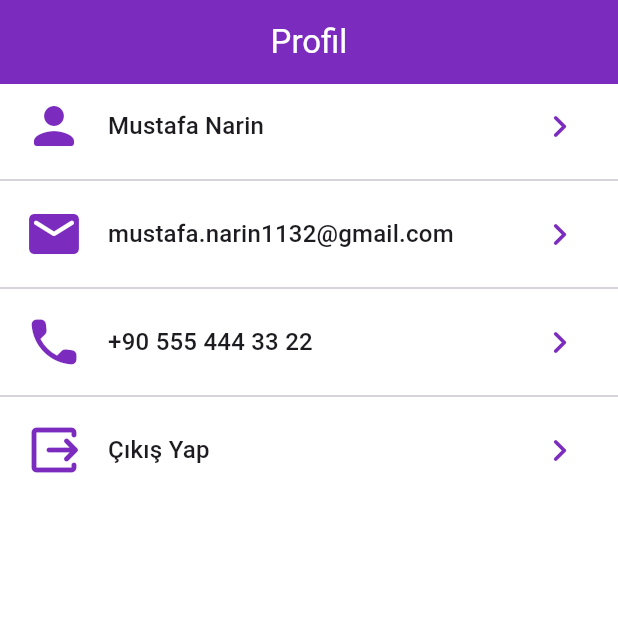
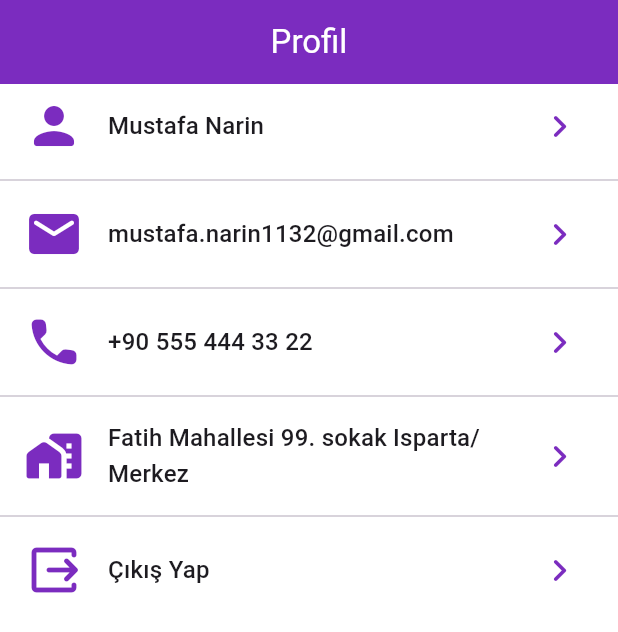
Before and after one commit to lewisVailed/TatlimiGetir, a Flutter app: the ProfilePage screen opened directly, on a phone screen of 412 x 824 dp. Shown: the top 632 px of the screen. Run offline on Flutter 3.47's test engine with Material 3 defaults, Android fonts, the phone set to English and light mode, and no system bars; our stand-ins replace another_carousel_pro, google_fonts.

Commit message:
profile detail completed and the project was organized

```diff
--- a/Flutter/getir_clone_app/lib/data/dessert_model.dart
+++ b/Flutter/getir_clone_app/lib/data/dessert_model.dart
@@ -2,6 +2,7 @@ class Dessert{
   final String name;
   final double price;
   final String imageName;
+  final String sweetshop;
 
-  Dessert({required this.name, required this.price, required this.imageName});
+  Dessert({required this.name, required this.price, required this.imageName,            required this.sweetshop});
 }
--- a/Flutter/getir_clone_app/lib/main.dart
+++ b/Flutter/getir_clone_app/lib/main.dart
@@ -37,7 +37,7 @@ class MyApp extends StatelessWidget {
         colorScheme: ColorScheme.fromSeed(seedColor: Colors.deepPurple),
         useMaterial3: true,
       ),
-      home: const TabView(),
+      home: const LoginPage(),
     );
   }
 }
--- a/Flutter/getir_clone_app/lib/views/profile_page.dart
+++ b/Flutter/getir_clone_app/lib/views/profile_page.dart
@@ -1,4 +1,6 @@
 import 'package:flutter/material.dart';
+import 'package:getir_clone_app/views/log_in_page.dart';
+import 'package:getir_clone_app/views/profile_detail_page.dart';
 
 class ProfilePage extends StatefulWidget {
   const ProfilePage({super.key});
@@ -8,21 +10,53 @@ class ProfilePage extends StatefulWidget {
 }
 
 class _ProfilePageState extends State<ProfilePage> {
+
+  final String name = "Mustafa Narin";
+  final String namePageDetailLabelText = "Ad ve Soyadı";
+  final String namePageDetailAppbarTitle = "İsmi";
+
+  final String email = "mustafa.narin1132@gmail.com";
+  final String emailPageDetailLabelText = "E-posta adresi";
+  final String emailPageDetailAppbarTitle = "E-posta Adresi";
+
+  final String adress = "Fatih Mahallesi 99. sokak Isparta/Merkez";
+  final String adressPageDetailLabelText = "Sipariş adresi";
+  final String adressPageDetailAppbarText = "Sipariş Adresi";
+
   @override
   Widget build(BuildContext context) {
     return Scaffold(
       appBar: AppBar(
         title: const Text("Profil"),
       ),
-      body:  const Column(
+      body:  Column(
         children: [
-          _ListTile(icon: Icons.person_rounded, titleText: "Mustafa Narin"),
-          Divider(),
-          _ListTile(icon: Icons.email_rounded, titleText: "mustafa.narin1132@gmail.com"),
-          Divider(),
-          _ListTile(icon: Icons.phone_rounded, titleText: "+90 555 444 33 22"),
-          Divider(),
-          _ListTile(icon: Icons.output_rounded, titleText: "Çıkış Yap")
+          _ListTile(icon: Icons.person_rounded, titleText: name,
+          onTap: (){
+            Navigator.push(context, MaterialPageRoute(
+              builder: (context) => ProfileDetailPage(
+                tfText: name, labelText: namePageDetailLabelText,
+                 appBarTitle: namePageDetailAppbarTitle,
+              )));
+          },),
+          const Divider(),
+          _ListTile(icon: Icons.email_rounded, titleText: email,onTap: (){
+            Navigator.push(context, MaterialPageRoute(builder: (context) => ProfileDetailPage(tfText: email, labelText: emailPageDetailLabelText,
+            appBarTitle: emailPageDetailAppbarTitle)));
+          },),
+          const Divider(),
+          const _ListTile(icon: Icons.phone_rounded, titleText: "+90 555 444 33 22"),
+          const Divider(),
+          _ListTile(icon: Icons.home_work_rounded, titleText: adress,
+          onTap:(){
+            Navigator.push(context, MaterialPageRoute(builder: (context) => ProfileDetailPage(tfText: adress, labelText: adressPageDetailLabelText,
+            appBarTitle: adressPageDetailAppbarText)));
+          } ,),
+          const Divider(),
+          _ListTile(icon: Icons.output_rounded, titleText: "Çıkış Yap",
+          onTap: (){
+            Navigator.pushAndRemoveUntil(context, MaterialPageRoute(builder: (context) => const LoginPage()), (route) => false);
+          },)
         ],),
     );
   }
```
Also changed, not shown: Flutter/getir_clone_app/lib/views/category detail_page.dart (+33 -17 lines), Flutter/getir_clone_app/lib/views/log_in_page.dart (+8 -4 lines), Flutter/getir_clone_app/lib/views/profile_detail_page.dart (added, +79 -0 lines), Flutter/getir_clone_app/lib/views/sign_in_page.dart (+62 -32 lines), Flutter/getir_clone_app/pubspec.yaml (+4 -4 lines).
